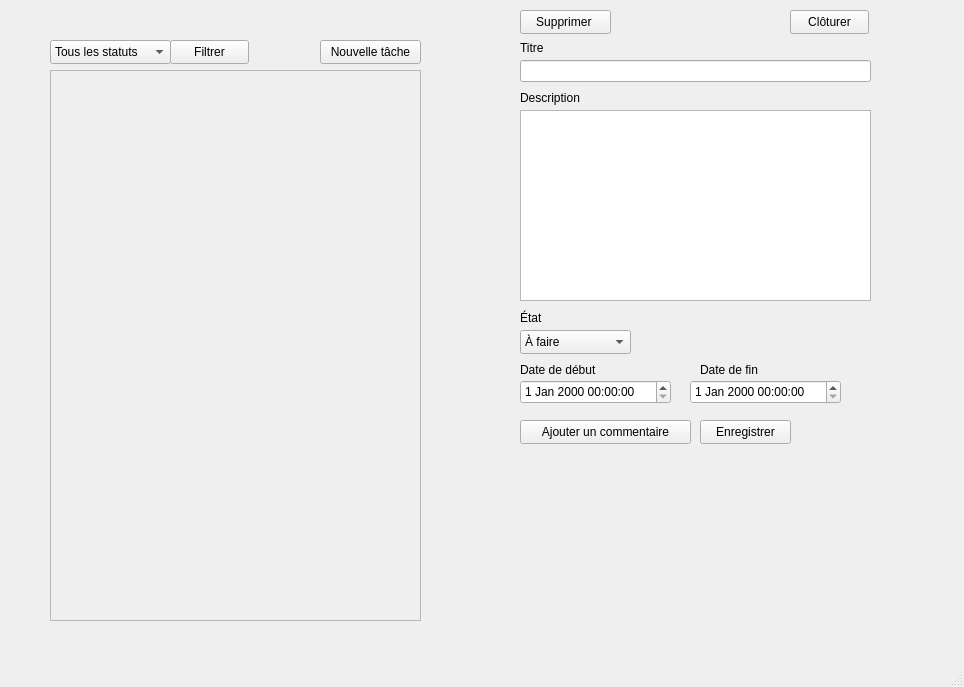
Old version of the form ui_main_window.ui in the repository LolaHeurtevin/task_manager_python.
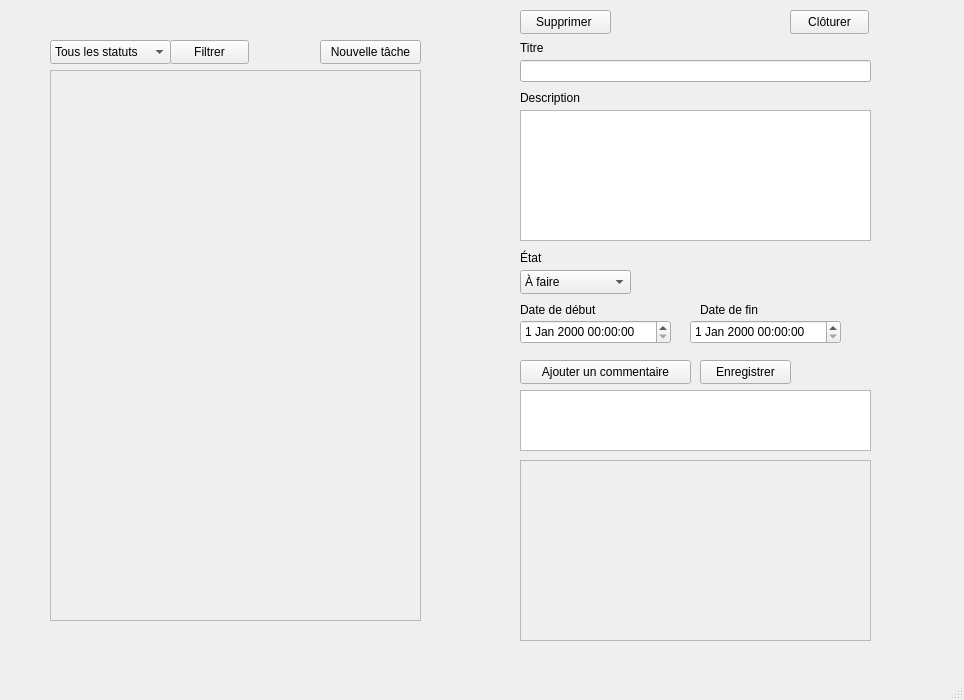
New version of the form.

Patch:
```diff
--- a/ui_main_window.ui
+++ b/ui_main_window.ui
@@ -7,7 +7,7 @@
     <x>0</x>
     <y>0</y>
     <width>964</width>
-    <height>687</height>
+    <height>700</height>
    </rect>
   </property>
   <property name="windowTitle">
@@ -41,7 +41,7 @@
     <property name="geometry">
      <rect>
       <x>520</x>
-      <y>310</y>
+      <y>250</y>
       <width>121</width>
       <height>16</height>
      </rect>
@@ -54,7 +54,7 @@
     <property name="geometry">
      <rect>
       <x>520</x>
-      <y>420</y>
+      <y>360</y>
       <width>171</width>
       <height>24</height>
      </rect>
@@ -67,7 +67,7 @@
     <property name="geometry">
      <rect>
       <x>520</x>
-      <y>330</y>
+      <y>270</y>
       <width>111</width>
       <height>24</height>
      </rect>
@@ -123,7 +123,7 @@
       <x>520</x>
       <y>110</y>
       <width>351</width>
-      <height>191</height>
+      <height>131</height>
      </rect>
     </property>
    </widget>
@@ -131,7 +131,7 @@
     <property name="geometry">
      <rect>
       <x>520</x>
-      <y>360</y>
+      <y>300</y>
       <width>101</width>
       <height>20</height>
      </rect>
@@ -144,7 +144,7 @@
     <property name="geometry">
      <rect>
       <x>700</x>
-      <y>360</y>
+      <y>300</y>
       <width>71</width>
       <height>20</height>
      </rect>
@@ -232,22 +232,11 @@
      <string>Nouvelle tâche</string>
     </property>
    </widget>
-   <widget class="QWidget" name="verticalLayoutWidget_2">
-    <property name="geometry">
-     <rect>
-      <x>520</x>
-      <y>460</y>
-      <width>351</width>
-      <height>171</height>
-     </rect>
-    </property>
-    <layout class="QVBoxLayout" name="verticalLayout_2"/>
-   </widget>
    <widget class="QDateTimeEdit" name="dateTimeEdit">
     <property name="geometry">
      <rect>
       <x>520</x>
-      <y>380</y>
+      <y>320</y>
       <width>151</width>
       <height>24</height>
      </rect>
@@ -257,7 +246,7 @@
     <property name="geometry">
      <rect>
       <x>690</x>
-      <y>380</y>
+      <y>320</y>
       <width>151</width>
       <height>24</height>
      </rect>
@@ -280,7 +269,7 @@
     <property name="geometry">
      <rect>
       <x>700</x>
-      <y>420</y>
+      <y>360</y>
       <width>91</width>
       <height>24</height>
      </rect>
@@ -336,6 +325,39 @@
      <string>Supprimer </string>
     </property>
    </widget>
+   <widget class="QScrollArea" name="scrollArea_2">
+    <property name="geometry">
+     <rect>
+      <x>520</x>
+      <y>460</y>
+      <width>351</width>
+      <height>181</height>
+     </rect>
+    </property>
+    <property name="widgetResizable">
+     <bool>true</bool>
+    </property>
+    <widget class="QWidget" name="scrollAreaWidgetContents_2">
+     <property name="geometry">
+      <rect>
+       <x>0</x>
+       <y>0</y>
+       <width>349</width>
+       <height>179</height>
+      </rect>
+     </property>
+    </widget>
+   </widget>
+   <widget class="QPlainTextEdit" name="plainTextEdit_2">
+    <property name="geometry">
+     <rect>
+      <x>520</x>
+      <y>390</y>
+      <width>351</width>
+      <height>61</height>
+     </rect>
+    </property>
+   </widget>
   </widget>
   <widget class="QMenuBar" name="menubar">
    <property name="geometry">
```
Left out of the diff: 11 changed lines with no effect on the pictures.
